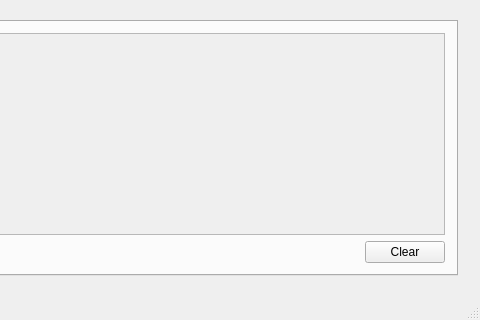
This is mainwindow.ui in labyrinthofdreams/screenpicker as Qt 5 draws it before an edit; both pictures show x 418 to 898 and y 201 to 521 of the 898 by 521 pixel window. The edited form follows.
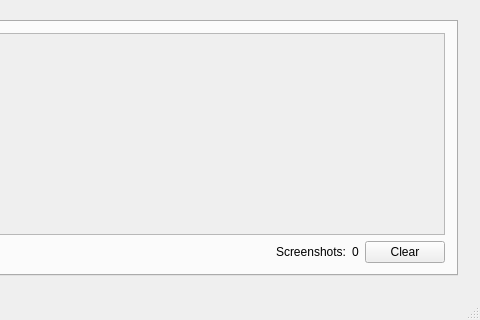
This is the edited form. Custom widgets are drawn as their Qt base class.

Commit message: MainWindow displays number of unsaved screenshots

```diff
--- a/mainwindow.ui
+++ b/mainwindow.ui
@@ -321,6 +321,20 @@
                   </property>
                  </spacer>
                 </item>
+                <item>
+                 <widget class="QLabel" name="unsavedScreensLabel">
+                  <property name="text">
+                   <string>Screenshots:</string>
+                  </property>
+                 </widget>
+                </item>
+                <item>
+                 <widget class="QLabel" name="numUnsavedScreensLabel">
+                  <property name="text">
+                   <string>0</string>
+                  </property>
+                 </widget>
+                </item>
                 <item>
                  <widget class="QPushButton" name="clearThumbsButton">
                   <property name="toolTip">
```
The commit also changes 1 other file.
